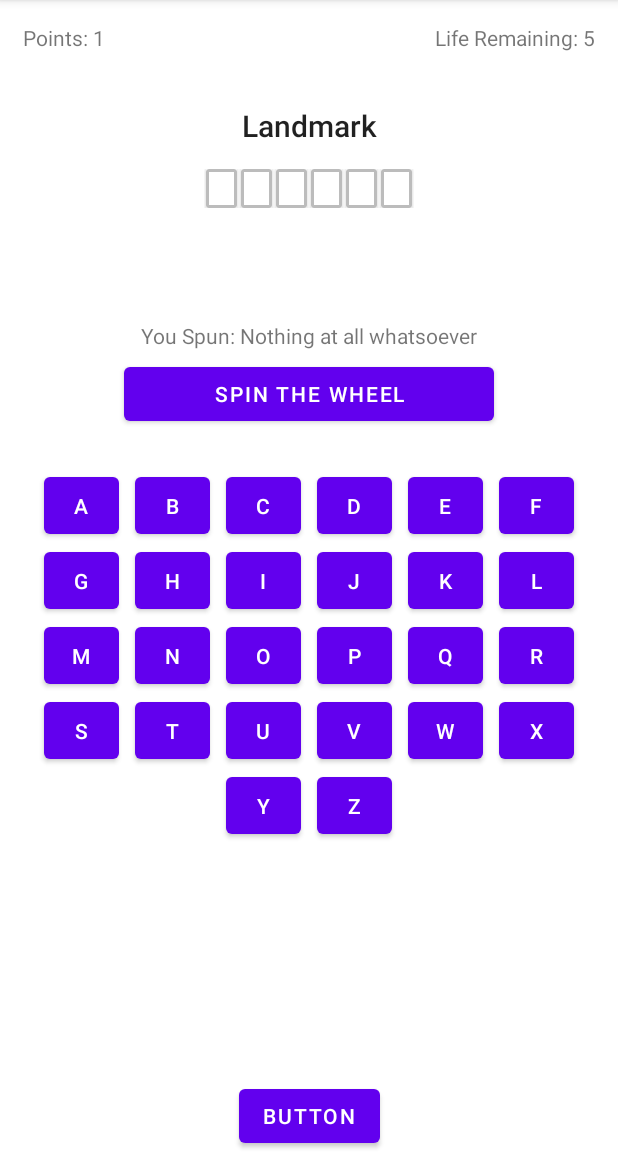
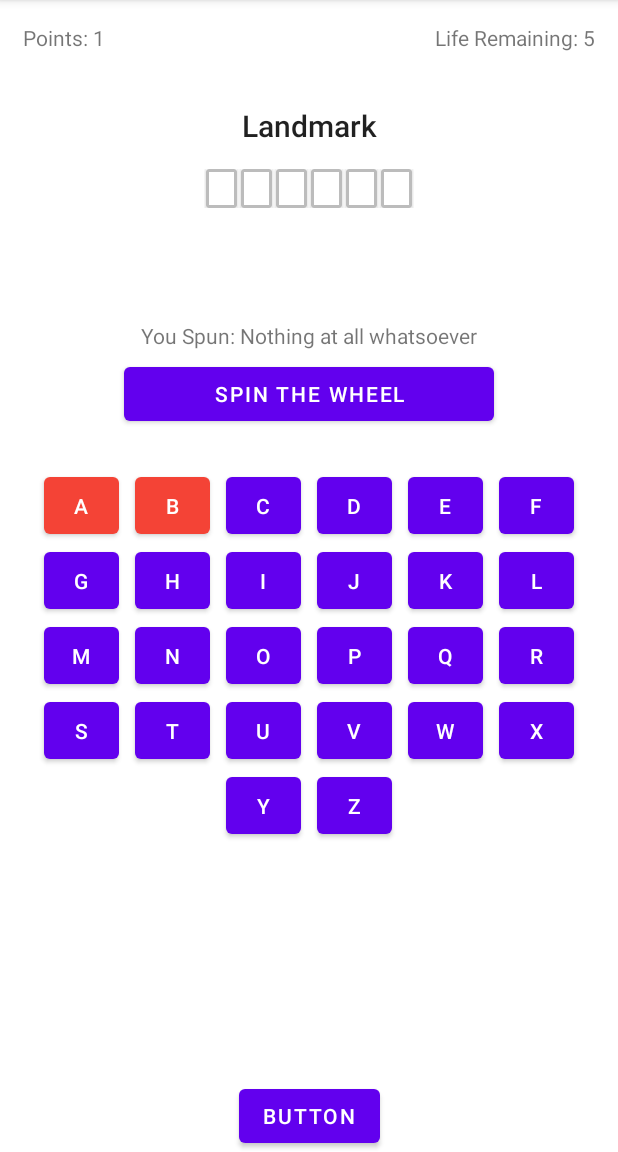
Before and after one commit to rjdp123/s205357-Wheel_of_Fortune, an Android app: the fragment GamePlayFragment placed in its activity, after a tap on an icon or button, on a phone screen of 412 x 824 dp, the part 84-1236 px from its top. Run offline under Robolectric (Android 15) with nearby library versions, the phone set to English and light mode, and no system bars; 3 statements that could not run were skipped; 3 other taps on this screen came first.

Commit message:
Alfabetknappernes farve tilpasser sig gæt

```diff
--- a/app/src/main/java/com/example/s205357_wheeloffortune/MainActivity.kt
+++ b/app/src/main/java/com/example/s205357_wheeloffortune/MainActivity.kt
@@ -30,7 +30,10 @@ class MainActivity : AppCompatActivity() {
     val pointsAtStart = 0
     var points = pointsAtStart
 
+    val alphabet = listOf<String>("a", "b", "c", "d", "e", "f", "g", "h", "i", "j", "k", "l", "m", "n", "o", "p", "q", "r", "s", "t", "u", "v", "w", "x", "y", "z")
+
     // Skal bruges til alfabetknapper
+    var enableLetterButtons = true
     val correctlyPressedLetters = mutableListOf<String>()
     val inCorrectlyPressedLetters = mutableListOf<String>()
 
@@ -79,16 +82,15 @@ class MainActivity : AppCompatActivity() {
         // Tjekker hvorvidt spillet skal fortsætte
         if (correctlyPressedLetters.containsAll(randomWordList)) {
             showFragment(GameWonFragment())
-            println("JA DEN ER GOD NOK!!!!")
-            println(correctlyPressedLetters)
-            println(randomWordList)
-            println("JA DEN ER GOD NOK!!!!")
         } else {
             showFragment(GamePlayFragment())
-            println("JA DEN ER WRONG!!!!")
-            println(correctlyPressedLetters)
-            println(randomWordList)
-            println("JA DEN ER WRONG!!!!")
         }
     }
+
+    // Tryk på spinknappen
+    fun spinClick() {
+        val possibleSpins = listOf<String>("Extra turn", "Miss turn", "Bankrupt", "100", "250", "500", "1000", "1500", "2500")
+
+    }
+
 }
--- a/app/src/main/java/com/example/s205357_wheeloffortune/fragments/GamePlayFragment.kt
+++ b/app/src/main/java/com/example/s205357_wheeloffortune/fragments/GamePlayFragment.kt
@@ -65,90 +65,33 @@ class GamePlayFragment : Fragment() {
 
         // Spinknap
         view.findViewById<Button>(R.id.spinButton).setOnClickListener {
-
+            mainActivity.spinClick()
         }
 
 
         // Alfabetknapper
-        view.findViewById<Button>(R.id.letterA).setOnClickListener {
-            mainActivity.letterPressed("a")
+        // Til hvordan man bruger findViewById i et loop: https://stackoverflow.com/questions/4865244/android-using-findviewbyid-with-a-string-in-a-loop
+        // At rykke knapperne ind i et loop har ikke været godt for performancen,
+        // men det er dog langt pænere end at have 26 knapper med ens funktioner.
+        for (i in mainActivity.alphabet) {
+            val buttonRef = resources.getIdentifier(("letter" + i.uppercase()), "id", requireContext().packageName)
+            val button = view.findViewById<Button>(buttonRef)
+
+
+            if (mainActivity.enableLetterButtons == true) {
+                // Tryk på knap
+                button.setOnClickListener { mainActivity.letterPressed(i) }
+
+                // Farve
+                if (i in mainActivity.correctlyPressedLetters) {
+                    button.backgroundTintList = mainActivity.getColorStateList(R.color.green)
+                } else if (i in mainActivity.inCorrectlyPressedLetters) {
+                    button.backgroundTintList = mainActivity.getColorStateList(R.color.red)
+                }
+            } else {
+                button.backgroundTintList = mainActivity.getColorStateList(R.color.grey)
+            }
         }
-        view.findViewById<Button>(R.id.letterB).setOnClickListener {
-            mainActivity.letterPressed("b")
-        }
-        view.findViewById<Button>(R.id.letterC).setOnClickListener {
-            mainActivity.letterPressed("c")
-        }
-        view.findViewById<Button>(R.id.letterD).setOnClickListener {
-            mainActivity.letterPressed("d")
-        }
-        view.findViewById<Button>(R.id.letterE).setOnClickListener {
-            mainActivity.letterPressed("e")
-        }
-        view.findViewById<Button>(R.id.letterF).setOnClickListener {
-            mainActivity.letterPressed("f")
-        }
-        view.findViewById<Button>(R.id.letterG).setOnClickListener {
-            mainActivity.letterPressed("g")
-        }
-        view.findViewById<Button>(R.id.letterH).setOnClickListener {
-            mainActivity.letterPressed("h")
-        }
-        view.findViewById<Button>(R.id.letterI).setOnClickListener {
-            mainActivity.letterPressed("i")
-        }
-        view.findViewById<Button>(R.id.letterJ).setOnClickListener {
-            mainActivity.letterPressed("j")
-        }
-        view.findViewById<Button>(R.id.letterK).setOnClickListener {
-            mainActivity.letterPressed("k")
-        }
-        view.findViewById<Button>(R.id.letterL).setOnClickListener {
-            mainActivity.letterPressed("l")
-        }
-        view.findViewById<Button>(R.id.letterM).setOnClickListener {
-            mainActivity.letterPressed("m")
-        }
-        view.findViewById<Button>(R.id.letterN).setOnClickListener {
-            mainActivity.letterPressed("n")
-        }
-        view.findViewById<Button>(R.id.letterO).setOnClickListener {
-            mainActivity.letterPressed("o")
-        }
-        view.findViewById<Button>(R.id.letterP).setOnClickListener {
-            mainActivity.letterPressed("p")
-        }
-        view.findViewById<Button>(R.id.letterQ).setOnClickListener {
-            mainActivity.letterPressed("q")
-        }
-        view.findViewById<Button>(R.id.letterR).setOnClickListener {
-            mainActivity.letterPressed("r")
-        }
-        view.findViewById<Button>(R.id.letterS).setOnClickListener {
-            mainActivity.letterPressed("s")
-        }
-        view.findViewById<Button>(R.id.letterT).setOnClickListener {
-            mainActivity.letterPressed("t")
-        }
-        view.findViewById<Button>(R.id.letterU).setOnClickListener {
-            mainActivity.letterPressed("u")
-        }
-        view.findViewById<Button>(R.id.letterV).setOnClickListener {
-            mainActivity.letterPressed("v")
-        }
-        view.findViewById<Button>(R.id.letterW).setOnClickListener {
-            mainActivity.letterPressed("w")
-        }
-        view.findViewById<Button>(R.id.letterX).setOnClickListener {
-            mainActivity.letterPressed("x")
-        }
-        view.findViewById<Button>(R.id.letterY).setOnClickListener {
-            mainActivity.letterPressed("y")
-        }
-        view.findViewById<Button>(R.id.letterZ).setOnClickListener {
-            mainActivity.letterPressed("z")
-        }
-
 
         return view
     }
--- a/app/src/main/res/values/colors.xml
+++ b/app/src/main/res/values/colors.xml
@@ -7,4 +7,7 @@
     <color name="teal_700">#FF018786</color>
     <color name="black">#FF000000</color>
     <color name="white">#FFFFFFFF</color>
+    <color name="green">#8BC34A</color>
+    <color name="red">#F44336</color>
+    <color name="grey">#8F8F8F</color>
 </resources>
```
